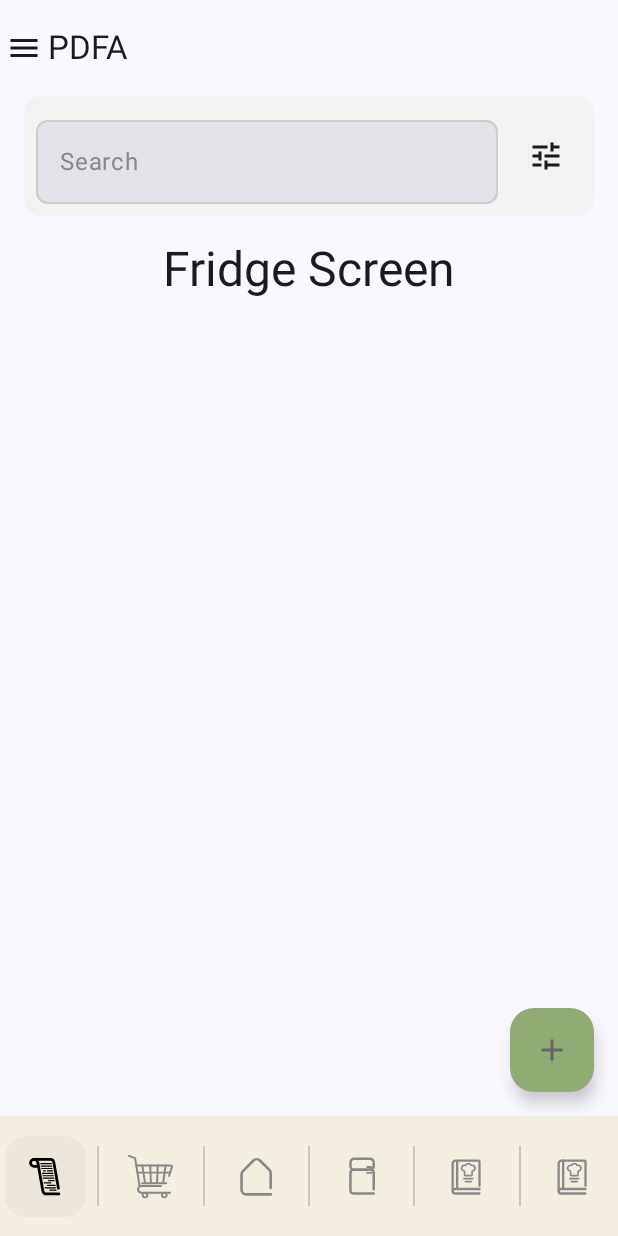
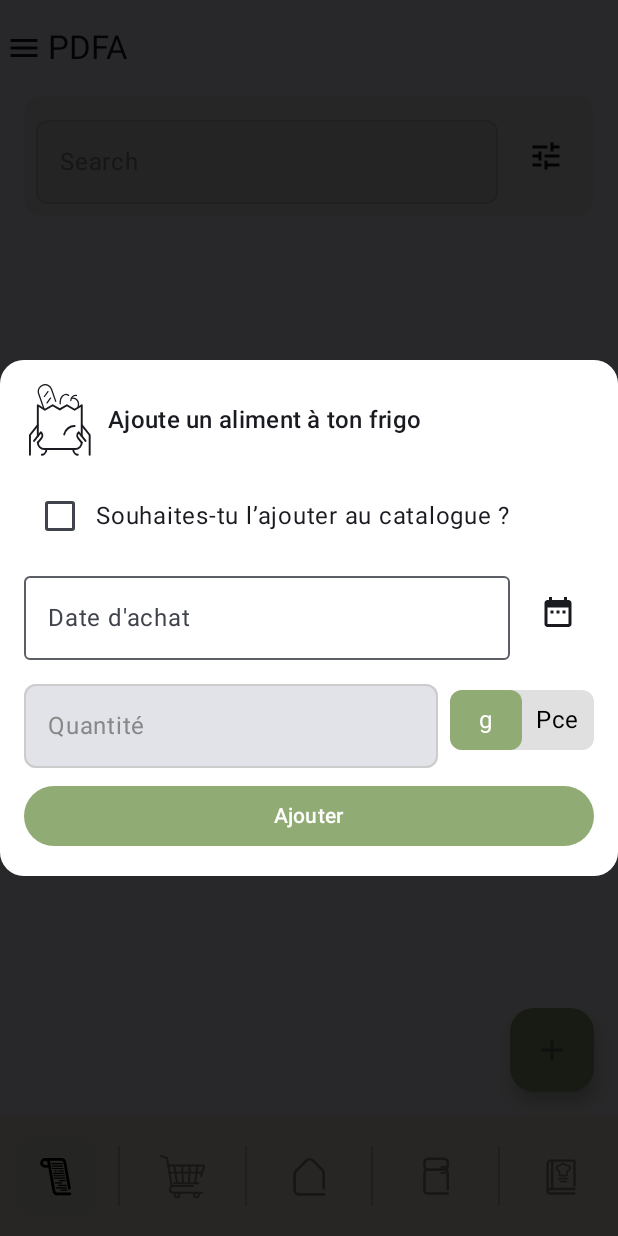
Before and after one commit to Lilfleo/PDFA_APP, an Android app built with Jetpack Compose: the FridgeScreen screen opened through its navigation route, after a tap on "Add", on a phone screen of 412 x 824 dp. Run offline under Robolectric (Android 15) with nearby library versions, the phone set to English and light mode, and no system bars; our stand-ins replace Dagger/Hilt's generated code.

Commit message:
build (dialog-fridgescreen : pop up menu avec debut des options d'ajouts d'un nouveau aliment)

```diff
--- /dev/null
+++ b/app/src/main/java/com/pdfa/pdfa_app/user_interface/component/CustomInputDialog.kt
@@ -0,0 +1 @@
+package com.pdfa.pdfa_app.user_interface.component
--- /dev/null
+++ b/app/src/main/java/com/pdfa/pdfa_app/user_interface/component/FoodDetailDialog.kt
@@ -0,0 +1,216 @@
+import android.annotation.SuppressLint
+import androidx.compose.foundation.background
+import androidx.compose.foundation.clickable
+import androidx.compose.foundation.layout.Box
+import androidx.compose.foundation.layout.Column
+import androidx.compose.foundation.layout.Row
+import androidx.compose.foundation.layout.Spacer
+import androidx.compose.foundation.layout.fillMaxHeight
+
+import androidx.compose.foundation.layout.fillMaxWidth
+import androidx.compose.foundation.layout.height
+import androidx.compose.foundation.layout.padding
+import androidx.compose.foundation.layout.size
+import androidx.compose.foundation.layout.width
+import androidx.compose.foundation.shape.RoundedCornerShape
+import androidx.compose.material.icons.Icons
+import androidx.compose.material.icons.filled.DateRange
+import androidx.compose.material3.Button
+import androidx.compose.material3.ButtonDefaults
+import androidx.compose.material3.Checkbox
+
+import androidx.compose.material3.Icon
+import androidx.compose.material3.IconButton
+import androidx.compose.material3.MaterialTheme
+
+import androidx.compose.material3.OutlinedTextField
+import androidx.compose.material3.Text
+import androidx.compose.material3.TextFieldDefaults
+import androidx.compose.runtime.Composable
+import androidx.compose.runtime.mutableStateOf
+import androidx.compose.runtime.remember
+import androidx.compose.ui.Alignment
+import androidx.compose.ui.Modifier
+import androidx.compose.ui.graphics.Color
+import androidx.compose.ui.res.painterResource
+import androidx.compose.ui.unit.dp
+import androidx.compose.ui.window.Dialog
+import com.pdfa.pdfa_app.R
+import androidx.compose.runtime.*
+import androidx.compose.ui.platform.LocalContext
+import java.time.LocalDate
+import java.time.format.DateTimeFormatter
+
+@SuppressLint("DefaultLocale")
+@Composable
+fun FoodDetailDialog(
+    foodName: String,
+    onDismiss: () -> Unit
+) {
+    val context = LocalContext.current
+    var selectedDate by remember { mutableStateOf("") }
+
+
+    Dialog(onDismissRequest = onDismiss) {
+        Box(
+            modifier = Modifier
+                .fillMaxWidth()
+                .background(
+                    color = Color.White,
+                    shape = RoundedCornerShape(16.dp)
+                )
+                .padding(16.dp)
+        ) {
+            Column {
+                Row(
+                    modifier = Modifier
+                        .fillMaxWidth()
+                        .padding(bottom = 8.dp),
+                    verticalAlignment = Alignment.CenterVertically
+                ) {
+                    Icon(
+                        painter = painterResource(id = R.drawable.ic_nav_bag),
+                        contentDescription = null,
+                        modifier = Modifier.size(48.dp)
+                    )
+                    Spacer(modifier = Modifier.width(8.dp))
+                    Text(
+                        text = "Ajoute un aliment à ton frigo",
+                        style = MaterialTheme.typography.titleMedium
+                    )
+                }
+                Spacer(modifier = Modifier.height(8.dp))
+                // Tes champs ici (quantité, date, etc.)
+
+                Row(verticalAlignment = Alignment.CenterVertically) {
+                    var isChecked by remember { mutableStateOf(false) }
+                    Checkbox(
+                        checked = isChecked,
+                        onCheckedChange = { isChecked = it }
+                    )
+                    Text("Souhaites-tu l’ajouter au catalogue ?")
+                }
+
+                Spacer(modifier = Modifier.height(8.dp))
+                // Etat de la date
+                var selectedDateText by remember { mutableStateOf("") }
+
+                val formatter = DateTimeFormatter.ofPattern("dd/MM/yyyy")
+
+                Row(
+                    modifier = Modifier.fillMaxWidth(),
+                    verticalAlignment = Alignment.CenterVertically
+                ) {
+                    OutlinedTextField(
+                        value = selectedDateText,
+                        onValueChange = { selectedDateText = it },
+                        label = { Text("Date d'achat") },
+                        modifier = Modifier.weight(1f),
+                        singleLine = true
+                    )
+                    Spacer(modifier = Modifier.width(8.dp))
+                    IconButton(
+                        onClick = {
+                            val now = LocalDate.now()
+                            val datePicker = android.app.DatePickerDialog(
+                                context,
+                                { _, year, month, dayOfMonth ->
+                                    val date = LocalDate.of(year, month + 1, dayOfMonth)
+                                    selectedDateText = date.format(formatter)
+                                },
+                                now.year,
+                                now.monthValue - 1,
+                                now.dayOfMonth
+                            )
+                            datePicker.show()
+                        }
+                    ) {
+                        Icon(
+                            imageVector = Icons.Default.DateRange,
+                            contentDescription = "Choisir une date"
+                        )
+                    }
+                }
+
+                Spacer(modifier = Modifier.height(8.dp))
+
+                // Etat quantité
+                var quantityText by remember { mutableStateOf("") }
+
+// Etat unité
+                var selectedUnit by remember { mutableStateOf("Gramme") }
+                val unitOptions = listOf("Gramme", "Pièce")
+
+                Row(
+                    modifier = Modifier.fillMaxWidth(),
+                    verticalAlignment = Alignment.CenterVertically
+                ) {
+                    // Champ quantité à gauche
+                    OutlinedTextField(
+                        value = quantityText,
+                        onValueChange = { quantityText = it },
+                        label = { Text("Quantité") },
+                        singleLine = true,
+                        modifier = Modifier.weight(1f),
+                        shape = RoundedCornerShape(8.dp),
+                        colors = TextFieldDefaults.colors(
+                            focusedIndicatorColor = Color(0xFF91AB75),
+                            unfocusedIndicatorColor = Color.LightGray,
+                            focusedLabelColor = Color(0xFF91AB75),
+                            unfocusedLabelColor = Color.Gray
+                        )
+                    )
+
+                    Spacer(modifier = Modifier.width(8.dp))
+
+                    // Les deux boutons
+                    Row(
+                        modifier = Modifier
+                            .height(40.dp)
+                            .background(
+                                color = Color(0xFFE0E0E0),
+                                shape = RoundedCornerShape(8.dp)
+                            )
+                    ) {
+                        unitOptions.forEach { unit ->
+                            val isSelected = selectedUnit == unit
+                            Box(
+                                modifier = Modifier
+                                    .width(48.dp)
+                                    .fillMaxHeight()
+                                    .background(
+                                        color = if (isSelected) Color(0xFF91AB75) else Color.Transparent,
+                                        shape = RoundedCornerShape(8.dp)
+                                    )
+                                    .clickable { selectedUnit = unit },
+                                contentAlignment = Alignment.Center
+                            ) {
+                                Text(
+                                    text = if (unit == "Gramme") "g" else "Pce",
+                                    color = if (isSelected) Color.White else Color.Black
+                                )
+                            }
+                        }
+                    }
+                }
+
+
+
+                Spacer(modifier = Modifier.height(8.dp))
+
+
+
+                Button(
+                    onClick = onDismiss, //a changer ici pour sauvegarder et pas quitter
+                    modifier = Modifier.fillMaxWidth(),
+                    colors = ButtonDefaults.buttonColors(
+                        containerColor = Color(0xFF91AB75)
+                    )
+                ) {
+                    Text("Ajouter")
+                }
+            }
+
+        }
+    }
+}
--- a/app/src/main/java/com/pdfa/pdfa_app/user_interface/rooting/AppIcons.kt
+++ b/app/src/main/java/com/pdfa/pdfa_app/user_interface/rooting/AppIcons.kt
@@ -11,7 +11,9 @@ enum class AppIcons(@DrawableRes val drawableRes: Int) {
     Fridge(R.drawable.ic_nav_fridge),
     Recipe(R.drawable.ic_nav_recipe),
     Cookbook(R.drawable.ic_nav_cookbook),
-    Shoplist(R.drawable.ic_nav_shoplist)
+    Shoplist(R.drawable.ic_nav_shoplist),
+
+    Bag(R.drawable.ic_nav_bag)
 }
 
 @Composable
--- a/app/src/main/java/com/pdfa/pdfa_app/user_interface/rooting/Rooting.kt
+++ b/app/src/main/java/com/pdfa/pdfa_app/user_interface/rooting/Rooting.kt
@@ -42,10 +42,5 @@ val navigationItems = listOf(
         title = "Cookbook",
         route = Screen.Cookbook.rout,
         icon = AppIcons.Cookbook
-    ),
-    NavigationItem(
-        title = "Food",
-        route = Screen.Food.rout,
-        icon = AppIcons.Cookbook
     )
 )
--- a/app/src/main/java/com/pdfa/pdfa_app/user_interface/screens/FridgeScreen.kt
+++ b/app/src/main/java/com/pdfa/pdfa_app/user_interface/screens/FridgeScreen.kt
@@ -1,24 +1,23 @@
 package com.pdfa.pdfa_app.user_interface.screens
 
+import FoodDetailDialog
 import androidx.compose.foundation.background
+import androidx.compose.foundation.clickable
+
 import androidx.compose.foundation.layout.Box
 import androidx.compose.foundation.layout.Column
 import androidx.compose.foundation.layout.Row
 import androidx.compose.foundation.layout.fillMaxSize
 import androidx.compose.foundation.layout.fillMaxWidth
 import androidx.compose.foundation.layout.padding
+
 import androidx.compose.foundation.shape.RoundedCornerShape
 import androidx.compose.material.icons.Icons
 import androidx.compose.material.icons.filled.Add
 import androidx.compose.material.icons.filled.Tune
-
-
 import androidx.compose.material3.FloatingActionButton
 import androidx.compose.material3.Icon
 import androidx.compose.material3.IconButton
-import androidx.compose.material3.MaterialTheme
-
-
 import androidx.compose.material3.OutlinedTextField
 import androidx.compose.material3.Text
 import androidx.compose.material3.TextFieldDefaults
@@ -31,14 +30,19 @@ import androidx.compose.ui.Alignment
 import androidx.compose.ui.Modifier
 import androidx.compose.ui.graphics.Color
 import androidx.compose.ui.unit.dp
-import com.pdfa.pdfa_app.user_interface.components.AddFoodDialog
+import com.pdfa.pdfa_app.user_interface.component.AddFoodDialog
+
 
 
 @Composable
 fun FridgeScreen(onAddClick: () -> Unit) {
 
     var searchQuery by remember { mutableStateOf("") }
-    var showDialog by remember { mutableStateOf(false) }
+    var showDialogAdd by remember { mutableStateOf(false) }
+    //var showDialog by remember { mutableStateOf(false) }
+
+
+
 
     Box(modifier = Modifier.fillMaxSize()) {
         Column(modifier = Modifier.fillMaxSize()) {
@@ -62,32 +66,33 @@ fun FridgeScreen(onAddClick: () -> Unit) {
                         modifier = Modifier.weight(1f)
                     )
                     IconButton(
-                        onClick = { showDialog = true },
+                        onClick = { },
                         modifier = Modifier.padding(start = 8.dp)
                     ) {
                         Icon(Icons.Default.Tune, contentDescription = "Filter")
                     }
                 }
             }
-
-            Text(
-                text = "Fridge Screen",
-                style = MaterialTheme.typography.headlineLarge,
-                modifier = Modifier
-                    .align(Alignment.CenterHorizontally)
-                    .padding(top = 16.dp)
-            )
         }
 
         AddButton(
-            onClick = onAddClick,
+            onClick = { showDialogAdd = true },
             modifier = Modifier
                 .align(Alignment.BottomEnd)
                 .padding(16.dp)
         )
     }
-    if (showDialog) {
-        AddFoodDialog (onDismiss = { showDialog = false })
+    if (showDialogAdd) {
+        FoodDetailDialog(
+            foodName = "", // Vide car on crée un nouvel aliment
+            onDismiss = { showDialogAdd = false })
+    }
+    if (showDialogAdd) {
+        // Ici on ouvre le FoodDetailDialog
+        FoodDetailDialog(
+            foodName = "", // Vide car on crée un nouvel aliment
+            onDismiss = { showDialogAdd = false }
+        )
     }
 }
 
--- /dev/null
+++ b/app/src/main/res/drawable/ic_nav_bag.xml
@@ -0,0 +1,111 @@
+<vector xmlns:android="http://schemas.android.com/apk/res/android"
+    android:width="192dp"
+    android:height="224dp"
+    android:viewportWidth="192"
+    android:viewportHeight="224">
+  <path
+      android:pathData="M27.43,182.24C27.43,193.36 36.41,202.38 47.5,202.38H144.06C155.14,202.38 164.12,193.36 164.12,182.24"
+      android:strokeLineJoin="round"
+      android:strokeWidth="6"
+      android:fillColor="#00000000"
+      android:strokeColor="#A8A8A8"
+      android:strokeLineCap="round"/>
+  <path
+      android:pathData="M164.12,162.25V66.14L141.97,80.12L117.93,66.14L95.78,79.16L73.63,66.14L49.58,80.12L27.43,66.14V162.25"
+      android:strokeLineJoin="round"
+      android:strokeWidth="6"
+      android:fillColor="#00000000"
+      android:strokeColor="#A8A8A8"
+      android:strokeLineCap="round"/>
+  <path
+      android:pathData="M109.42,156.87C113.27,140.15 128.67,129.98 141.97,130.6"
+      android:strokeLineJoin="round"
+      android:strokeWidth="6"
+      android:fillColor="#00000000"
+      android:strokeColor="#A8A8A8"
+      android:strokeLineCap="round"/>
+  <path
+      android:pathData="M15.73,177.15L36.93,150.16C42.48,155.21 43.05,163.76 38.2,169.5L27.44,182.24"
+      android:strokeLineJoin="round"
+      android:strokeWidth="6"
+      android:fillColor="#00000000"
+      android:strokeColor="#A8A8A8"
+      android:strokeLineCap="round"/>
+  <path
+      android:pathData="M3,220.28V158.67L27.43,128.02"
+      android:strokeLineJoin="round"
+      android:strokeWidth="6"
+      android:fillColor="#00000000"
+      android:strokeColor="#A8A8A8"
+      android:strokeLineCap="round"/>
+  <path
+      android:pathData="M54.26,202.62C54.26,218.18 40.02,220.28 40.02,220.28"
+      android:strokeLineJoin="round"
+      android:strokeWidth="6"
+      android:fillColor="#00000000"
+      android:strokeColor="#A8A8A8"
+      android:strokeLineCap="round"/>
+  <path
+      android:pathData="M175.83,177.15L154.63,150.16C149.08,155.21 148.51,163.76 153.36,169.5L164.12,182.24"
+      android:strokeLineJoin="round"
+      android:strokeWidth="6"
+      android:fillColor="#00000000"
+      android:strokeColor="#A8A8A8"
+      android:strokeLineCap="round"/>
+  <path
+      android:pathData="M188.75,220.28V158.67L164.32,128.02"
+      android:strokeLineJoin="round"
+      android:strokeWidth="6"
+      android:fillColor="#00000000"
+      android:strokeColor="#A8A8A8"
+      android:strokeLineCap="round"/>
+  <path
+      android:pathData="M137.49,202.62C137.49,218.18 151.73,220.28 151.73,220.28"
+      android:strokeLineJoin="round"
+      android:strokeWidth="6"
+      android:fillColor="#00000000"
+      android:strokeColor="#A8A8A8"
+      android:strokeLineCap="round"/>
+  <path
+      android:pathData="M46.42,77.12L30.13,30.24C26.28,19.16 32.11,7.05 43.14,3.19C54.18,-0.67 66.24,5.18 70.09,16.25L83.19,53.95"
+      android:strokeLineJoin="round"
+      android:strokeWidth="4"
+      android:fillColor="#00000000"
+      android:strokeColor="#A8A8A8"
+      android:strokeLineCap="round"/>
+  <path
+      android:pathData="M58.9,23.65L47.98,38.89"
+      android:strokeLineJoin="round"
+      android:strokeWidth="4"
+      android:fillColor="#00000000"
+      android:strokeColor="#A8A8A8"
+      android:strokeLineCap="round"/>
+  <path
+      android:pathData="M66.99,43.73L56.07,58.98"
+      android:strokeLineJoin="round"
+      android:strokeWidth="4"
+      android:fillColor="#00000000"
+      android:strokeColor="#A8A8A8"
+      android:strokeLineCap="round"/>
+  <path
+      android:pathData="M97.03,61.44C95.5,38.24 111.71,26.73 123.13,35.4"
+      android:strokeLineJoin="round"
+      android:strokeWidth="4"
+      android:fillColor="#00000000"
+      android:strokeColor="#A8A8A8"
+      android:strokeLineCap="round"/>
+  <path
+      android:pathData="M151.71,73.97C159.26,53.63 146.37,41.89 132.07,44.45"
+      android:strokeLineJoin="round"
+      android:strokeWidth="4"
+      android:fillColor="#00000000"
+      android:strokeColor="#A8A8A8"
+      android:strokeLineCap="round"/>
+  <path
+      android:pathData="M130.09,51.35C131.52,39.53 139.9,35.56 147.65,35.72"
+      android:strokeLineJoin="round"
+      android:strokeWidth="4"
+      android:fillColor="#00000000"
+      android:strokeColor="#A8A8A8"
+      android:strokeLineCap="round"/>
+</vector>
--- a/gradle/libs.versions.toml
+++ b/gradle/libs.versions.toml
@@ -1,5 +1,5 @@
 [versions]
-agp = "8.10.1"
+agp = "8.11.0"
 androidxMaterialIconsExtended = "1.7.8"
 hiltAndroid = "2.56.2"
 hiltNavigationCompose = "1.2.0"
```
Also changed, not shown: app/src/main/java/com/pdfa/pdfa_app/user_interface/component/AddFoodDialog.kt (+48 -11 lines), app/src/main/java/com/pdfa/pdfa_app/user_interface/component/CustomMultiSelectDropdown.kt (added, +72 -0 lines), app/src/main/java/com/pdfa/pdfa_app/user_interface/component/DatePickerField.kt (added, +46 -0 lines), app/src/main/java/com/pdfa/pdfa_app/assets/icons/ic_nav_bag.svg (added), gradle/wrapper/gradle-wrapper.properties.
